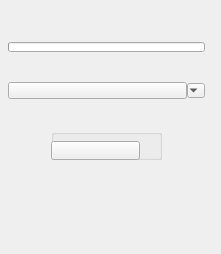
Before: the Qt Designer form ui/fx.ui in m3trik/Scripts_portable, drawn with Qt 5.
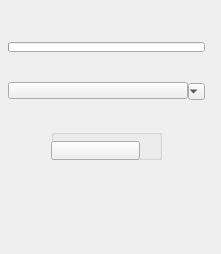
After: the same form once the commit is applied. Custom widgets are drawn as their Qt base class.

```diff
--- a/ui/fx.ui
+++ b/ui/fx.ui
@@ -83,13 +83,13 @@
        </property>
        <property name="minimumSize">
         <size>
-         <width>18</width>
-         <height>15</height>
+         <width>17</width>
+         <height>17</height>
         </size>
        </property>
        <property name="maximumSize">
         <size>
-         <width>18</width>
+         <width>17</width>
          <height>15</height>
         </size>
        </property>
```
